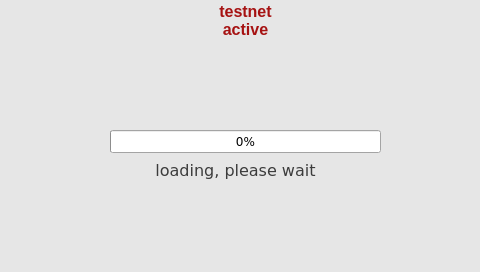
Qt form xbterminal/gui/ui.ui (alexykot/xbterminal-firmware) before a commit.
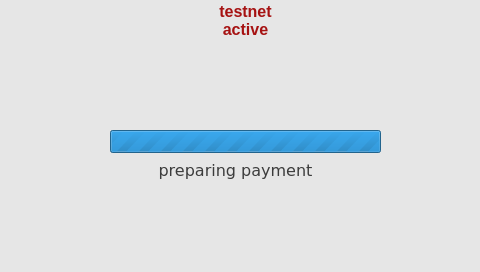
The same form after that commit. The open tabs and pages were chosen to show the change. Icons and pictures are not drawn.

Diff of the .ui file:
```diff
--- a/xbterminal/gui/ui.ui
+++ b/xbterminal/gui/ui.ui
@@ -1192,6 +1192,46 @@
      </property>
     </widget>
    </widget>
+   <widget class="QWidget" name="pay_loading_scrn">
+    <widget class="QLabel" name="pay_loading_lbl">
+     <property name="geometry">
+      <rect>
+       <x>90</x>
+       <y>120</y>
+       <width>291</width>
+       <height>20</height>
+      </rect>
+     </property>
+     <property name="font">
+      <font>
+       <family>Arial</family>
+       <pointsize>12</pointsize>
+      </font>
+     </property>
+     <property name="text">
+      <string>preparing payment</string>
+     </property>
+     <property name="alignment">
+      <set>Qt::AlignCenter</set>
+     </property>
+    </widget>
+    <widget class="QProgressBar" name="pay_loading_progressBar">
+     <property name="geometry">
+      <rect>
+       <x>110</x>
+       <y>90</y>
+       <width>271</width>
+       <height>23</height>
+      </rect>
+     </property>
+     <property name="maximum">
+      <number>0</number>
+     </property>
+     <property name="value">
+      <number>-1</number>
+     </property>
+    </widget>
+   </widget>
    <widget class="QWidget" name="pay_rates_scrn">
     <widget class="QLabel" name="currency_lbl_rates">
      <property name="geometry">
```
Left out of the diff: 6 changed lines with no effect on the pictures.
